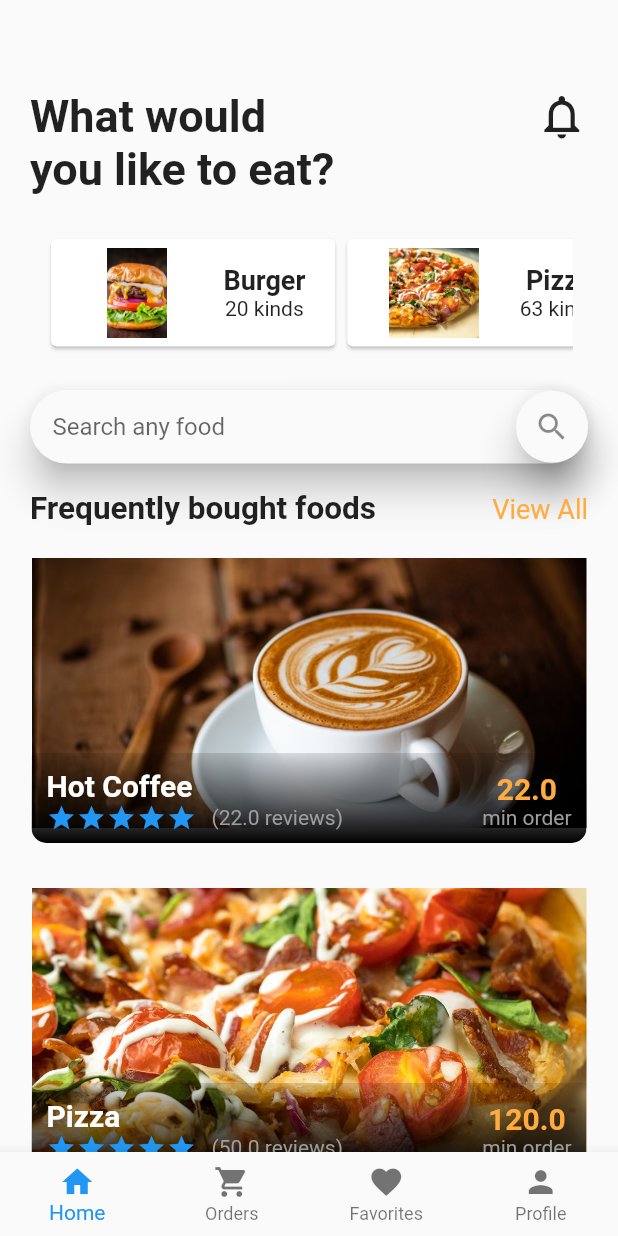
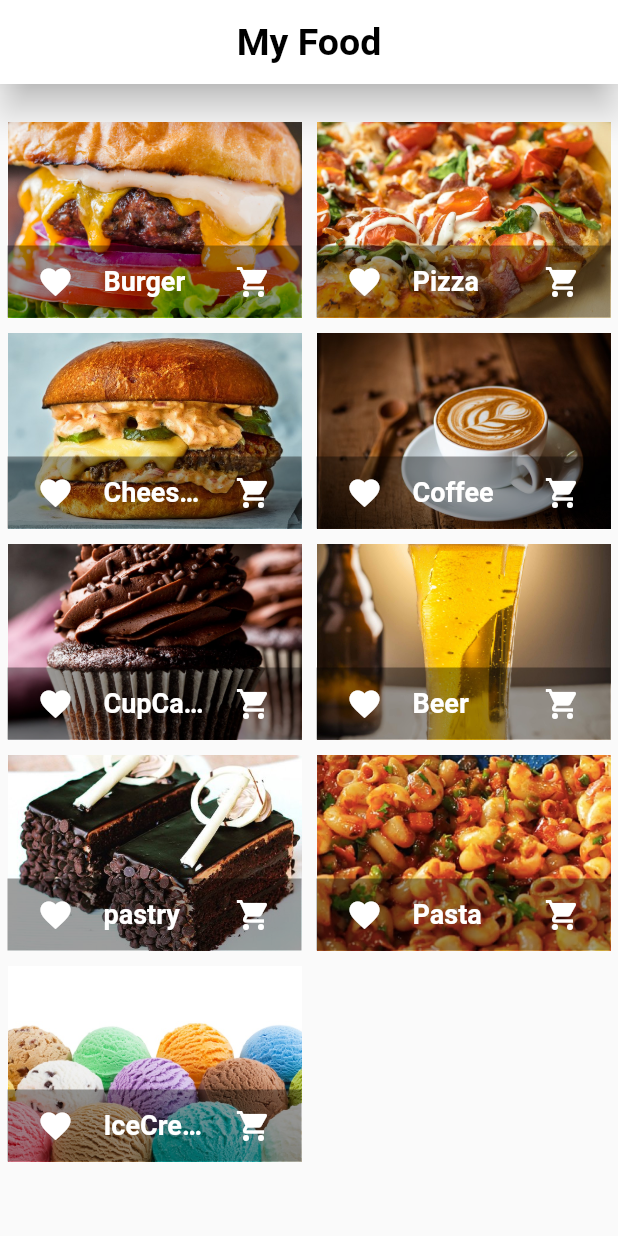
Before and after one commit to harshali1226/Food_Delivery, a Flutter app: the screen it shows after launch, after a tap on "View All", on a phone screen of 412 x 824 dp. Run offline on Flutter 3.47's test engine with Material 2 defaults, Android fonts, the phone set to English and light mode, and no system bars.

```diff
--- a/lib/data/category_data.dart
+++ b/lib/data/category_data.dart
@@ -1,10 +1,22 @@
+import 'package:flutter/cupertino.dart';
+
 import '../model/category_model.dart';
-final categories = [
-  Category(categoryName: 'Burger', numberOfItems: 20,imagePath: 'assets/images/burger.jpg'),
-  Category(categoryName: 'Pizza', numberOfItems: 63,imagePath: 'assets/images/pizza.jpg'),
-  Category(categoryName: 'Cheese Burger', numberOfItems: 36,imagePath: 'assets/images/cheeseburger.jpg'),
-  Category(categoryName: 'Coffee', numberOfItems: 17,imagePath: 'assets/images/coffee.jpg'),
-  Category(categoryName: 'CupCake', numberOfItems: 30,imagePath: 'assets/images/cupcake.jpg'),
-  Category(categoryName: 'Beer', numberOfItems: 15,imagePath: 'assets/images/beer.jpg'),
 
-];
+class Cats with ChangeNotifier {
+ List<Category> _items = [
+   Category(id: '1',categoryName: 'Burger', numberOfItems: 20,imagePath: 'assets/images/burger.jpg'),
+  Category(id: '2',categoryName: 'Pizza', numberOfItems: 63,imagePath: 'assets/images/pizza.jpg'),
+  Category(id: '3',categoryName: 'Cheese Burger', numberOfItems: 36,imagePath: 'assets/images/cheeseburger.jpg'),
+  Category(id: '4',categoryName: 'Coffee', numberOfItems: 17,imagePath: 'assets/images/coffee.jpg'),
+  Category(id: '5',categoryName: 'CupCake', numberOfItems: 30,imagePath: 'assets/images/cupcake.jpg'),
+  Category(id: '6',categoryName: 'Beer', numberOfItems: 15,imagePath: 'assets/images/beer.jpg'),
+  Category(id: '7',categoryName: 'pastry', numberOfItems: 25,imagePath: 'assets/images/pastry.jpeg'),
+  Category(id: '8',categoryName: 'Pasta', numberOfItems: 30,imagePath: 'assets/images/pasta.jpg'),
+  Category(id: '9',categoryName: 'IceCream', numberOfItems: 40,imagePath: 'assets/images/icecream.jpg'),
+
+ ];
+
+List<Category> get items {
+    return [..._items];
+  }
+}
--- a/lib/data/food_data.dart
+++ b/lib/data/food_data.dart
@@ -1,6 +1,23 @@
+import 'package:flutter/cupertino.dart';
+
 import '../model/food_model.dart';
 
-final foods = [
-  Food(id: '1',name: 'Hot Coffee', imagePath: 'assets/images/coffee.jpg',price: 22.0,ratings: 22,discount: 22),
-  Food(id: '2',name: 'Pizza', imagePath: 'assets/images/pizza.jpg',price: 120.0,ratings: 50,discount: 20),
-];
+class Foods with ChangeNotifier {
+  List<Food> _items = [
+    Food(id: '1',name: 'Hot Coffee', imagePath: 'assets/images/coffee.jpg',price: 22.0,ratings: 22,discount: 22),
+    Food(id: '2',name: 'Pizza', imagePath: 'assets/images/pizza.jpg',price: 120.0,ratings: 50,discount: 20),
+  ];
+
+  List<Food> get items {
+    return [..._items];
+  }
+
+  Food findById(String id ) {
+    return _items.firstWhere((prod) => prod.id == id);
+  }
+
+  void addProducts() {
+   // _items.add(value);
+   notifyListeners();
+  }
+}
--- a/lib/main.dart
+++ b/lib/main.dart
@@ -1,8 +1,12 @@
 import 'package:flutter/material.dart';
+import 'package:food_delivery/data/category_data.dart';
+import './pages/myfoods.dart';
 import './pages/sign_up_page.dart';
 import './pages/sign_in_page.dart';
 import './screens/main_screen.dart';
-
+import 'package:provider/provider.dart';
+import './data/food_data.dart';
+import './model/cart.dart';
 void main() {
   runApp(MyApp());
 }
@@ -10,7 +14,20 @@ void main() {
 class MyApp extends StatelessWidget {
   @override
   Widget build(BuildContext context) {
-    return MaterialApp(
+    return MultiProvider(
+      providers: [
+        ChangeNotifierProvider.value(
+          value:  Foods(),
+        ),
+        ChangeNotifierProvider.value(
+          value:  Cats(),
+        ),
+        ChangeNotifierProvider.value(
+          value:  Cart(),
+        ),
+
+      ],
+            child: MaterialApp(
           title: 'Food Delivery App',
           theme: ThemeData(
             primarySwatch: Colors.blue,
@@ -20,7 +37,10 @@ class MyApp extends StatelessWidget {
           routes: {
             SignIn.routeName: (ctx) => SignIn(),
             SignUp.routeName: (ctx) => SignUp(),
+            MyFoods.routeName: (ctx) => MyFoods()
           },
+        ),
+
     );
   }
 }
--- a/lib/model/category_model.dart
+++ b/lib/model/category_model.dart
@@ -1,7 +1,8 @@
 class Category{
+  final String id;
   final String categoryName;
   final String imagePath;
   final int numberOfItems;
 
-  Category({this.categoryName, this.imagePath, this.numberOfItems});
+  Category({this.id,this.categoryName, this.imagePath, this.numberOfItems});
 }
--- a/lib/pages/home_page.dart
+++ b/lib/pages/home_page.dart
@@ -5,7 +5,8 @@ import '../widgets/search_field.dart';
 import '../widgets/home_top.dart';
 import '../data/food_data.dart';
 import '../model/food_model.dart';
-
+import 'package:provider/provider.dart';
+import '../pages/myfoods.dart';
 class HomePage extends StatefulWidget {
   static const routeName = '/home';
   @override
@@ -13,9 +14,12 @@ class HomePage extends StatefulWidget {
 }
 
 class _HomePageState extends State<HomePage> {
-  final List<Food> _foods = foods;
+ // final List<Food> _foods = foods;
+
   @override
   Widget build(BuildContext context) {
+    final productsData = Provider.of<Foods>(context);
+    final product = productsData.items;
     return Scaffold(
       body: ListView(
         padding: EdgeInsets.only(top: 60, left: 20, right: 20),
@@ -30,7 +34,9 @@ class _HomePageState extends State<HomePage> {
             children: <Widget> [
               Text('Frequently bought foods', style: TextStyle(fontSize: 21, fontWeight: FontWeight.bold),),
               GestureDetector(
-                onTap: () {},
+                onTap: () {
+                  Navigator.of(context).pushNamed(MyFoods.routeName);
+                },
                 child: Text('View All', style: TextStyle(color: Colors.orangeAccent, fontSize: 18),))
             ]
           ),
@@ -38,7 +44,7 @@ class _HomePageState extends State<HomePage> {
             height: 10
           ),
           Column(
-            children: _foods.map((Food food) => Container(
+            children: product.map((Food food) => Container(
     margin: EdgeInsets.only(bottom: 20),
     child: BoughtFoods(
       id: food.id,
--- /dev/null
+++ b/lib/pages/myfoods.dart
@@ -0,0 +1,40 @@
+import 'package:flutter/material.dart';
+import 'package:food_delivery/data/category_data.dart';
+import 'package:food_delivery/model/category_model.dart';
+import 'package:food_delivery/widgets/myfoods_items.dart';
+import 'package:provider/provider.dart';
+class MyFoods extends StatefulWidget {
+  static const routeName = '/myfoods';
+  @override
+  _MyFoodsState createState() => _MyFoodsState();
+}
+
+class _MyFoodsState extends State<MyFoods> {
+
+  @override
+  Widget build(BuildContext context) {
+    final loadedCategories = Provider.of<Cats>(context);
+    final categories = loadedCategories.items;
+    return Scaffold(
+      appBar: AppBar(
+        title: Text('My Food', style: TextStyle(color: Colors.black, fontSize: 25,fontWeight: FontWeight.bold),),
+        centerTitle: true,
+        elevation: 10,
+        backgroundColor: Colors.white,
+      ),
+          body: Container(
+            margin: EdgeInsets.symmetric(horizontal: 5, vertical: 25),
+        child: GridView.builder(
+          itemCount: categories.length,
+          gridDelegate: SliverGridDelegateWithFixedCrossAxisCount(
+            crossAxisCount: 2,
+            crossAxisSpacing: 10,
+            mainAxisSpacing: 10,
+            childAspectRatio: 3/2
+            ),
+          itemBuilder: (ctx, i) => MyFoodsItems(categories[i].id, categories[i].categoryName, categories[i].imagePath)
+          ),
+      ),
+    );
+  }
+}
--- a/lib/widgets/food_category.dart
+++ b/lib/widgets/food_category.dart
@@ -1,6 +1,7 @@
 import 'package:flutter/material.dart';
 import 'package:food_delivery/widgets/food_card.dart';
 import '../data/category_data.dart';
+import 'package:provider/provider.dart';
 import '../model/category_model.dart';
 class FoodCategory extends StatefulWidget {
   @override
@@ -10,18 +11,20 @@ class FoodCategory extends StatefulWidget {
 class _FoodCategoryState extends State<FoodCategory> {
   @override
   Widget build(BuildContext context) {
-    final List<Category> _catgories = categories;
+   // final List<Category> _catgories = categories;
+   final loadedCategories = Provider.of<Cats>(context);
+   final categories = loadedCategories.items;
     return Container(
       height: 80,
       margin: EdgeInsets.symmetric(vertical: 25, horizontal: 10),
       child: ListView.builder(
         scrollDirection: Axis.horizontal,
-        itemCount: _catgories.length,
+        itemCount: categories.length,
         itemBuilder: (context, index) {
           return FoodCard(
-            categoryName: _catgories[index].categoryName,
-            imagePath: _catgories[index].imagePath,
-            numberOfItems: _catgories[index].numberOfItems,
+            categoryName: categories[index].categoryName,
+            imagePath: categories[index].imagePath,
+            numberOfItems: categories[index].numberOfItems,
           );
         },
       ),
--- /dev/null
+++ b/lib/widgets/myfoods_items.dart
@@ -0,0 +1,28 @@
+import 'package:flutter/material.dart';
+import '../model/cart.dart';
+import 'package:provider/provider.dart';
+class MyFoodsItems extends StatelessWidget {
+  final String id;
+  final String catName;
+  final String imagePath;
+  MyFoodsItems(this.id, this.catName, this.imagePath);
+  @override
+  Widget build(BuildContext context) {
+    final cart = Provider.of<Cart>(context, listen: false);
+    return GridTile(child: InkWell(
+      onTap: () {},
+      child: Image.asset(imagePath, fit: BoxFit.cover,)
+      ),
+      footer: GridTileBar(
+        backgroundColor: Colors.black38,
+        leading: IconButton(icon: Icon(Icons.favorite),onPressed: () {},),
+        title: Text(
+          catName, style: TextStyle(fontSize: 18, fontWeight: FontWeight.bold)
+        ),
+        trailing: IconButton(icon: Icon(Icons.shopping_cart),onPressed: () {
+          cart.addItem(id, catName, 65);
+        },),
+      ),
+      );
+  }
+}
```
Also changed, not shown: lib/model/cart.dart (added, +55 -0 lines), lib/pages/orders_page.dart (+11 -7 lines), lib/widgets/cart_card.dart (+16 -6 lines), pubspec.yaml (+6 -1 lines), assets/images/icecream.jpg (added), assets/images/pasta.jpg (added), assets/images/pastry.jpeg (added), assets/images/pizza1.jpg (added), pubspec.lock. Lines whose indentation alone changed are shown as unchanged.
